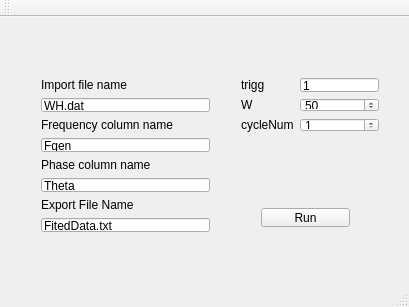
First picture: the form in mainwindow.ui, repository mefisto545/Tortik, before the edit.
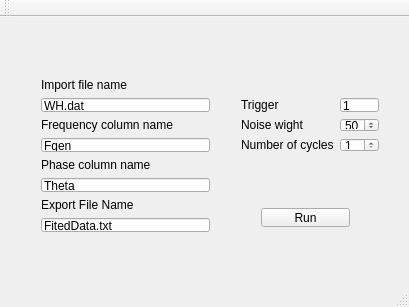
Second picture: the form after the edit.

```diff
--- a/mainwindow.ui
+++ b/mainwindow.ui
@@ -18,7 +18,7 @@
     <property name="geometry">
      <rect>
       <x>230</x>
-      <y>50</y>
+      <y>70</y>
       <width>160</width>
       <height>76</height>
      </rect>
@@ -34,7 +34,7 @@
      <item row="0" column="0">
       <widget class="QLabel" name="labelTrigg">
        <property name="text">
-        <string>trigg</string>
+        <string>Trigger</string>
        </property>
       </widget>
      </item>
@@ -55,7 +55,7 @@
      <item row="2" column="0">
       <widget class="QLabel" name="label">
        <property name="text">
-        <string>cycleNum</string>
+        <string>Number of cycles</string>
        </property>
       </widget>
      </item>
@@ -75,7 +75,7 @@
      <item row="1" column="0">
       <widget class="QLabel" name="labelW">
        <property name="text">
-        <string>W</string>
+        <string>Noise wight</string>
        </property>
       </widget>
      </item>
```
Left out of the diff: 4 changed lines with no effect on the pictures.
